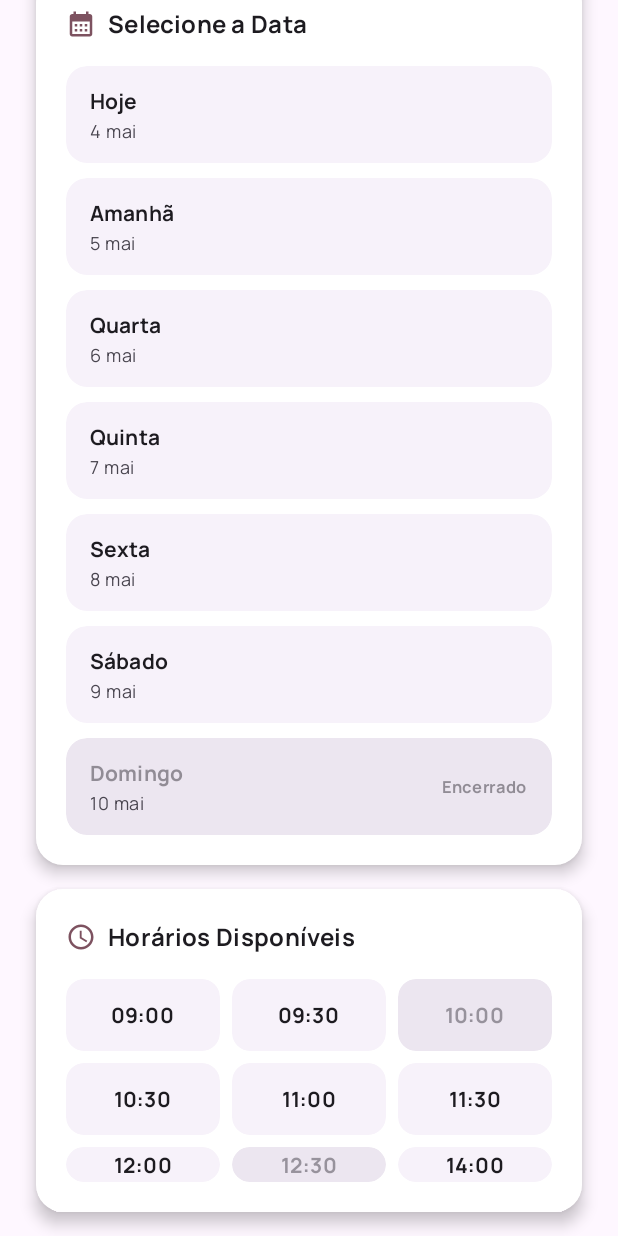
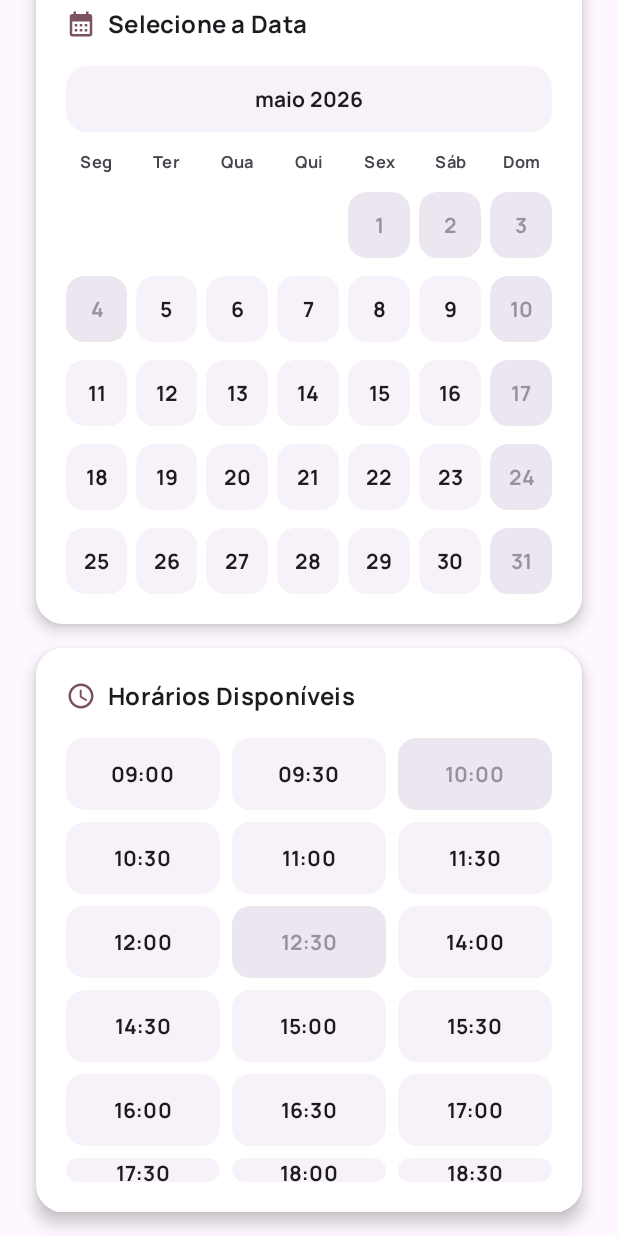
Before and after one commit to BrunoK-R/SudsAndShineApp, an Android app built with Jetpack Compose: the composable DateTimeStepContent called with empty values, on a phone screen of 412 x 824 dp. Run offline under Robolectric (Android 15) with nearby library versions, the light colour scheme and no system bars; our stand-ins replace Compose Multiplatform resources.

Commit message:
Match booking calendar picker parity

```diff
--- a/feature/products/src/commonMain/kotlin/com/sudsmobile/feature/products/ProductsScreen.kt
+++ b/feature/products/src/commonMain/kotlin/com/sudsmobile/feature/products/ProductsScreen.kt
@@ -72,6 +72,7 @@ import androidx.compose.ui.graphics.vector.ImageVector
 import androidx.compose.ui.text.font.FontStyle
 import androidx.compose.ui.text.font.FontWeight
 import androidx.compose.ui.text.input.KeyboardType
+import androidx.compose.ui.text.style.TextAlign
 import androidx.compose.ui.unit.dp
 
 private data class BookingService(
@@ -93,8 +94,9 @@ private data class BookingVehicle(
 
 private data class BookingDateOption(
     val id: String,
-    val dayLabel: String,
+    val dayOfMonth: Int,
     val dateLabel: String,
+    val summaryLabel: String,
     val available: Boolean = true,
 )
 
@@ -164,13 +166,37 @@ private val bookingVehicles = listOf(
 )
 
 private val bookingDateOptions = listOf(
-    BookingDateOption("today", "Hoje", "4 mai"),
-    BookingDateOption("tomorrow", "Amanhã", "5 mai"),
-    BookingDateOption("wed", "Quarta", "6 mai"),
-    BookingDateOption("thu", "Quinta", "7 mai"),
-    BookingDateOption("fri", "Sexta", "8 mai"),
-    BookingDateOption("sat", "Sábado", "9 mai"),
-    BookingDateOption("sun", "Domingo", "10 mai", available = false),
+    BookingDateOption("2026-05-01", 1, "1 mai", "1 de maio, 2026", available = false),
+    BookingDateOption("2026-05-02", 2, "2 mai", "2 de maio, 2026", available = false),
+    BookingDateOption("2026-05-03", 3, "3 mai", "3 de maio, 2026", available = false),
+    BookingDateOption("2026-05-04", 4, "4 mai", "4 de maio, 2026", available = false),
+    BookingDateOption("2026-05-05", 5, "5 mai", "5 de maio, 2026"),
+    BookingDateOption("2026-05-06", 6, "6 mai", "6 de maio, 2026"),
+    BookingDateOption("2026-05-07", 7, "7 mai", "7 de maio, 2026"),
+    BookingDateOption("2026-05-08", 8, "8 mai", "8 de maio, 2026"),
+    BookingDateOption("2026-05-09", 9, "9 mai", "9 de maio, 2026"),
+    BookingDateOption("2026-05-10", 10, "10 mai", "10 de maio, 2026", available = false),
+    BookingDateOption("2026-05-11", 11, "11 mai", "11 de maio, 2026"),
+    BookingDateOption("2026-05-12", 12, "12 mai", "12 de maio, 2026"),
+    BookingDateOption("2026-05-13", 13, "13 mai", "13 de maio, 2026"),
+    BookingDateOption("2026-05-14", 14, "14 mai", "14 de maio, 2026"),
+    BookingDateOption("2026-05-15", 15, "15 mai", "15 de maio, 2026"),
+    BookingDateOption("2026-05-16", 16, "16 mai", "16 de maio, 2026"),
+    BookingDateOption("2026-05-17", 17, "17 mai", "17 de maio, 2026", available = false),
+    BookingDateOption("2026-05-18", 18, "18 mai", "18 de maio, 2026"),
+    BookingDateOption("2026-05-19", 19, "19 mai", "19 de maio, 2026"),
+    BookingDateOption("2026-05-20", 20, "20 mai", "20 de maio, 2026"),
+    BookingDateOption("2026-05-21", 21, "21 mai", "21 de maio, 2026"),
+    BookingDateOption("2026-05-22", 22, "22 mai", "22 de maio, 2026"),
+    BookingDateOption("2026-05-23", 23, "23 mai", "23 de maio, 2026"),
+    BookingDateOption("2026-05-24", 24, "24 mai", "24 de maio, 2026", available = false),
+    BookingDateOption("2026-05-25", 25, "25 mai", "25 de maio, 2026"),
+    BookingDateOption("2026-05-26", 26, "26 mai", "26 de maio, 2026"),
+    BookingDateOption("2026-05-27", 27, "27 mai", "27 de maio, 2026"),
+    BookingDateOption("2026-05-28", 28, "28 mai", "28 de maio, 2026"),
+    BookingDateOption("2026-05-29", 29, "29 mai", "29 de maio, 2026"),
+    BookingDateOption("2026-05-30", 30, "30 mai", "30 de maio, 2026"),
+    BookingDateOption("2026-05-31", 31, "31 mai", "31 de maio, 2026", available = false),
 )
 
 private val bookingTimeSlots = listOf(
@@ -204,7 +230,7 @@ fun ProductsScreen(
     var currentStepName by rememberSaveable { mutableStateOf(BookingStep.Service.name) }
     var selectedServiceId by rememberSaveable { mutableStateOf<String?>(null) }
     var selectedVehicleId by rememberSaveable { mutableStateOf<String?>(null) }
-    var selectedDateId by rememberSaveable { mutableStateOf(bookingDateOptions.first().id) }
+    var selectedDateId by rememberSaveable { mutableStateOf(bookingDateOptions.first { it.available }.id) }
     var selectedTime by rememberSaveable { mutableStateOf<String?>(null) }
     var contactName by rememberSaveable { mutableStateOf("") }
     var contactPhone by rememberSaveable { mutableStateOf("") }
@@ -529,7 +555,7 @@ private fun BookingConfirmationContent(
         ) {
             ConfirmationLine(
                 icon = Icons.Filled.CalendarMonth,
-                text = "${date?.dateLabel ?: "Data por selecionar"}",
+                text = date?.summaryLabel ?: "Data por selecionar",
             )
             ConfirmationLine(
                 icon = Icons.Filled.AccessTime,
@@ -939,7 +965,7 @@ private fun SuccessSummaryCard(
         Column(verticalArrangement = Arrangement.spacedBy(14.dp)) {
             ConfirmationIconRow(
                 icon = Icons.Filled.Event,
-                title = "${date?.dateLabel ?: "Data por confirmar"}, ${time ?: "hora por confirmar"}",
+                title = "${date?.summaryLabel ?: "Data por confirmar"}, ${time ?: "hora por confirmar"}",
                 body = service?.name ?: "Serviço por confirmar",
             )
             ConfirmationIconRow(
@@ -1162,7 +1188,7 @@ private fun DateTimeStepContent(
             .padding(top = 0.dp),
         verticalArrangement = Arrangement.spacedBy(16.dp),
     ) {
-        DateSelectionCard(
+        CalendarSelectionCard(
             selectedDateId = selectedDateId,
             onDateSelected = onDateSelected,
         )
@@ -1177,7 +1203,7 @@ private fun DateTimeStepContent(
 }
 
 @Composable
-private fun DateSelectionCard(
+private fun CalendarSelectionCard(
     selectedDateId: String,
     onDateSelected: (String) -> Unit,
 ) {
@@ -1196,12 +1222,77 @@ private fun DateSelectionCard(
                 title = "Selecione a Data",
             )
 
-            Column(verticalArrangement = Arrangement.spacedBy(10.dp)) {
-                bookingDateOptions.forEach { dateOption ->
-                    DateOptionRow(
-                        dateOption = dateOption,
-                        selected = selectedDateId == dateOption.id,
-                        onSelected = { onDateSelected(dateOption.id) },
+            CalendarMonthPicker(
+                selectedDateId = selectedDateId,
+                onDateSelected = onDateSelected,
+            )
+        }
+    }
+}
+
+@Composable
+private fun CalendarMonthPicker(
+    selectedDateId: String,
+    onDateSelected: (String) -> Unit,
+) {
+    val leadingEmptyCells = 4
+    val cells = List<BookingDateOption?>(leadingEmptyCells) { null } + bookingDateOptions
+    val weeks = cells.chunked(7)
+    val weekdayLabels = listOf("Seg", "Ter", "Qua", "Qui", "Sex", "Sáb", "Dom")
+
+    Column(verticalArrangement = Arrangement.spacedBy(12.dp)) {
+        Surface(
+            modifier = Modifier.fillMaxWidth(),
+            shape = RoundedCornerShape(14.dp),
+            color = MaterialTheme.colorScheme.surfaceContainerLow,
+        ) {
+            Text(
+                text = "maio 2026",
+                modifier = Modifier.padding(vertical = 12.dp),
+                style = MaterialTheme.typography.titleSmall,
+                color = MaterialTheme.colorScheme.onSurface,
+                fontWeight = FontWeight.Bold,
+                textAlign = TextAlign.Center,
+            )
+        }
+
+        Row(horizontalArrangement = Arrangement.spacedBy(6.dp)) {
+            weekdayLabels.forEach { label ->
+                Text(
+                    text = label,
+                    modifier = Modifier.weight(1f),
+                    style = MaterialTheme.typography.labelSmall,
+                    color = MaterialTheme.colorScheme.onSurfaceVariant,
+                    fontWeight = FontWeight.Bold,
+                    textAlign = TextAlign.Center,
+                )
+            }
+        }
+
+        weeks.forEach { week ->
+            Row(horizontalArrangement = Arrangement.spacedBy(6.dp)) {
+                week.forEach { dateOption ->
+                    if (dateOption == null) {
+                        Spacer(
+                            modifier = Modifier
+                                .weight(1f)
+                                .height(44.dp),
+                        )
+                    } else {
+                        CalendarDayCell(
+                            dateOption = dateOption,
+                            selected = selectedDateId == dateOption.id,
+                            onSelected = { onDateSelected(dateOption.id) },
+                            modifier = Modifier.weight(1f),
+                        )
+                    }
+                }
+
+                repeat(7 - week.size) {
+                    Spacer(
+                        modifier = Modifier
+                            .weight(1f)
+                            .height(44.dp),
                     )
                 }
             }
@@ -1210,63 +1301,38 @@ private fun DateSelectionCard(
 }
 
 @Composable
-private fun DateOptionRow(
+private fun CalendarDayCell(
     dateOption: BookingDateOption,
     selected: Boolean,
     onSelected: () -> Unit,
+    modifier: Modifier = Modifier,
 ) {
     Surface(
-        modifier = Modifier
-            .fillMaxWidth()
-            .clip(RoundedCornerShape(14.dp))
+        modifier = modifier
+            .height(44.dp)
+            .clip(RoundedCornerShape(12.dp))
             .clickable(enabled = dateOption.available, onClick = onSelected),
-        shape = RoundedCornerShape(14.dp),
+        shape = RoundedCornerShape(12.dp),
         color = when {
-            selected -> MaterialTheme.colorScheme.tertiaryContainer
+            selected -> MaterialTheme.colorScheme.tertiary
             dateOption.available -> MaterialTheme.colorScheme.surfaceContainerLow
             else -> MaterialTheme.colorScheme.surfaceContainerHigh
         },
         contentColor = when {
-            selected -> MaterialTheme.colorScheme.onTertiaryContainer
+            selected -> MaterialTheme.colorScheme.onTertiary
             dateOption.available -> MaterialTheme.colorScheme.onSurface
-            else -> MaterialTheme.colorScheme.onSurfaceVariant.copy(alpha = 0.56f)
+            else -> MaterialTheme.colorScheme.onSurfaceVariant.copy(alpha = 0.52f)
         },
     ) {
-        Row(
-            modifier = Modifier.padding(horizontal = 16.dp, vertical = 13.dp),
-            horizontalArrangement = Arrangement.SpaceBetween,
-            verticalAlignment = Alignment.CenterVertically,
-        ) {
-            Column(verticalArrangement = Arrangement.spacedBy(2.dp)) {
-                Text(
-                    text = dateOption.dayLabel,
-                    style = MaterialTheme.typography.titleSmall,
-                    fontWeight = FontWeight.Bold,
-                )
-                Text(
-                    text = dateOption.dateLabel,
-                    style = MaterialTheme.typography.bodySmall,
-                    color = if (selected) {
-                        MaterialTheme.colorScheme.onTertiaryContainer
-                    } else {
-                        MaterialTheme.colorScheme.onSurfaceVariant
-                    },
-                )
-            }
-
-            if (selected) {
-                Icon(
-                    imageVector = Icons.Filled.Check,
-                    contentDescription = null,
-                    modifier = Modifier.size(20.dp),
-                )
-            } else if (!dateOption.available) {
-                Text(
-                    text = "Encerrado",
-                    style = MaterialTheme.typography.labelSmall,
-                    fontWeight = FontWeight.Bold,
-                )
-            }
+        Box(
+            contentAlignment = Alignment.Center,
+        ) {
+            Text(
+                text = dateOption.dayOfMonth.toString(),
+                style = MaterialTheme.typography.labelLarge,
+                fontWeight = FontWeight.Bold,
+                textAlign = TextAlign.Center,
+            )
         }
     }
 }
```
